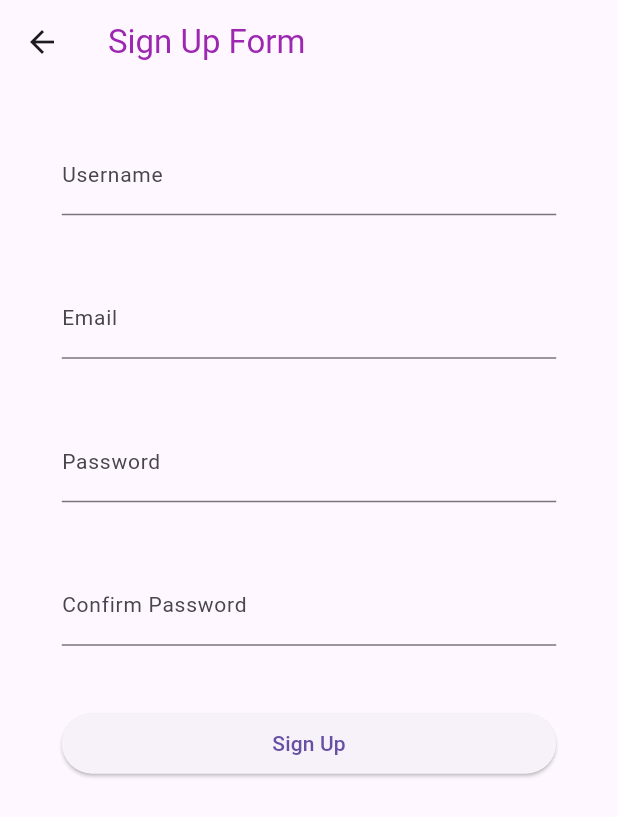
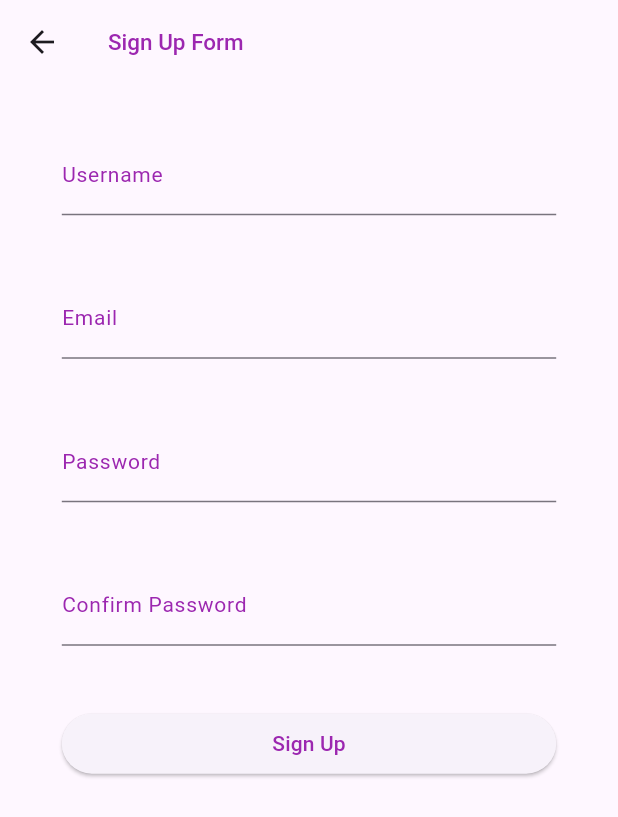
Before and after one commit to isra-khan/pokedexapp, a Flutter app: the screen it shows after launch, after a tap on "Sign Up", on a phone screen of 412 x 824 dp. Shown: the top 817 px of the screen. Run offline on Flutter 3.47's test engine with Material 3 defaults, Android fonts, the phone set to English and light mode, and no system bars; drawn by our look-alikes of flutter_form_builder; our stand-ins replace bloc, equatable, firebase_auth, firebase_core, flutter_bloc, fluttertoast and 2 more; accounts and stored records are empty; network calls fail.

Commit message:
push code

```diff
--- a/lib/screens/login_screen.dart
+++ b/lib/screens/login_screen.dart
@@ -1,5 +1,6 @@
 import 'package:flutter/material.dart';
 import 'package:flutter_form_builder/flutter_form_builder.dart';
+import 'package:pokedex/constant/color.dart';
 import 'package:pokedex/screens/sign_up_screen.dart';
 import 'package:flutter_bloc/flutter_bloc.dart';
 import '../cubit/auth_cubit.dart';
@@ -21,6 +22,13 @@ class LoginForm extends StatelessWidget {
 
   Widget build(BuildContext context) {
     return Scaffold(
+      appBar: AppBar(
+        title: Text(
+          'Login Form',
+          style: TextStyle(
+              fontSize: 15, fontWeight: FontWeight.w500, color: textColor),
+        ),
+      ),
       body: FormBuilder(
         key: _formKey,
         child: Padding(
@@ -37,7 +45,9 @@ class LoginForm extends StatelessWidget {
                   controller: _emailController,
                   name: 'email',
                   decoration: InputDecoration(
-                      labelText: 'Email', labelStyle: TextStyle(fontSize: 14)),
+                    labelText: 'Email',
+                    labelStyle: TextStyle(fontSize: 14, color: textColor),
+                  ),
                   validator: FormBuilderValidators.compose([
                     FormBuilderValidators.required(),
                     FormBuilderValidators.email(),
@@ -49,7 +59,7 @@ class LoginForm extends StatelessWidget {
                   name: 'password',
                   decoration: InputDecoration(
                       labelText: 'Password',
-                      labelStyle: TextStyle(fontSize: 14)),
+                      labelStyle: TextStyle(fontSize: 14, color: textColor)),
                   obscureText: true,
                   validator: FormBuilderValidators.compose([
                     FormBuilderValidators.required(),
@@ -63,7 +73,10 @@ class LoginForm extends StatelessWidget {
                     onPressed: () {
                       _submitForm(context);
                     },
-                    child: Text('Login'),
+                    child: Text(
+                      'Login',
+                      style: TextStyle(color: textColor),
+                    ),
                   ),
                 ),
                 SizedBox(height: MediaQuery.of(context).size.height * 0.02),
@@ -76,7 +89,8 @@ class LoginForm extends StatelessWidget {
                             MaterialPageRoute(
                                 builder: (context) => SignUpForm()));
                       },
-                      child: Text('Sign Up'),
+                      child:
+                          Text('Sign Up', style: TextStyle(color: textColor)),
                     )),
               ],
             ),
--- a/lib/screens/sign_up_screen.dart
+++ b/lib/screens/sign_up_screen.dart
@@ -24,98 +24,6 @@ class SignUpForm extends StatelessWidget {
         formData['password'] as String,
       );
     }
-  }
-
-  @override
-  Widget build(BuildContext context) {
-    return Scaffold(
-      appBar: AppBar(
-        title: Text(
-          'Sign Up Form',
-          style: TextStyle(color: textColor),
-        ),
-      ),
-      body: FormBuilder(
-        autovalidateMode: AutovalidateMode.onUserInteraction,
-        key: _formKey,
-        child: Padding(
-          padding: EdgeInsets.symmetric(
-              horizontal: MediaQuery.of(context).size.width * 0.1),
-          child: SingleChildScrollView(
-            child: Column(
-              children: [
-                SizedBox(height: MediaQuery.of(context).size.height * 0.04),
-                FormBuilderTextField(
-                  name: 'username',
-                  controller: _usernnameController,
-                  decoration: InputDecoration(
-                      labelText: 'Username',
-                      labelStyle: TextStyle(fontSize: 14)),
-                  validator: FormBuilderValidators.compose([
-                    (value) {
-                      // Validate that the input only contains alphabets and spaces
-                      if (value != null &&
-                          !RegExp(r'^[a-zA-Z\s]+$').hasMatch(value)) {
-                        return 'Please enter only alphabets and spaces';
-                      }
-                      return null;
-                    },
-                  ]),
-                ),
-                SizedBox(height: MediaQuery.of(context).size.height * 0.05),
-                FormBuilderTextField(
-                  name: 'email',
-                  controller: _emailController,
-                  validator: FormBuilderValidators.compose([
-                    FormBuilderValidators.required(),
-                    FormBuilderValidators.email(),
-                  ]),
-                  decoration: InputDecoration(
-                      labelText: 'Email', labelStyle: TextStyle(fontSize: 14)),
-                ),
-                SizedBox(height: MediaQuery.of(context).size.height * 0.05),
-                FormBuilderTextField(
-                  name: 'password',
-                  controller: _passwordController,
-                  decoration: InputDecoration(
-                      labelText: 'Password',
-                      labelStyle: TextStyle(fontSize: 14)),
-                  obscureText: true,
-                  validator: FormBuilderValidators.compose([
-                    FormBuilderValidators.required(),
-                    _passwordValidator,
-                  ]),
-                ),
-                SizedBox(height: MediaQuery.of(context).size.height * 0.05),
-                FormBuilderTextField(
-                  name: 'confirm_password',
-                  controller: _confirmPasswordController,
-                  decoration: InputDecoration(
-                      labelText: 'Confirm Password',
-                      labelStyle: TextStyle(fontSize: 14)),
-                  obscureText: true,
-                  validator: FormBuilderValidators.compose([
-                    FormBuilderValidators.required(),
-                  ]),
-                ),
-                SizedBox(height: MediaQuery.of(context).size.height * 0.05),
-                SizedBox(
-                  width: MediaQuery.of(context).size.width * 0.8,
-                  child: ElevatedButton(
-                    onPressed: () {
-                      //_signup(context);
-
-                      _signup(context);
-                    },
-                    child: Text('Sign Up'),
-                  ),
-                ),
-              ],
-            ),
-          ),
-        ),
-      ),
-    );
   }
 
   String? _passwordValidator(value) {
@@ -165,4 +73,101 @@ class SignUpForm extends StatelessWidget {
     // Name is valid
     return null;
   }
+
+  @override
+  Widget build(BuildContext context) {
+    return Scaffold(
+      appBar: AppBar(
+        title: Text(
+          'Sign Up Form',
+          style: TextStyle(
+            color: textColor,
+            fontSize: 15,
+            fontWeight: FontWeight.w500,
+          ),
+        ),
+      ),
+      body: FormBuilder(
+        autovalidateMode: AutovalidateMode.onUserInteraction,
+        key: _formKey,
+        child: Padding(
+          padding: EdgeInsets.symmetric(
+              horizontal: MediaQuery.of(context).size.width * 0.1),
+          child: SingleChildScrollView(
+            child: Column(
+              children: [
+                SizedBox(height: MediaQuery.of(context).size.height * 0.04),
+                FormBuilderTextField(
+                  name: 'username',
+                  controller: _usernnameController,
+                  decoration: InputDecoration(
+                      labelText: 'Username',
+                      labelStyle: TextStyle(fontSize: 14, color: textColor)),
+                  validator: FormBuilderValidators.compose([
+                    (value) {
+                      // Validate that the input only contains alphabets and spaces
+                      if (value != null &&
+                          !RegExp(r'^[a-zA-Z\s]+$').hasMatch(value)) {
+                        return 'Please enter only alphabets and spaces';
+                      }
+                      return null;
+                    },
+                  ]),
+                ),
+                SizedBox(height: MediaQuery.of(context).size.height * 0.05),
+                FormBuilderTextField(
+                  name: 'email',
+                  controller: _emailController,
+                  validator: FormBuilderValidators.compose([
+                    FormBuilderValidators.required(),
+                    FormBuilderValidators.email(),
+                  ]),
+                  decoration: InputDecoration(
+                      labelText: 'Email',
+                      labelStyle: TextStyle(fontSize: 14, color: textColor)),
+                ),
+                SizedBox(height: MediaQuery.of(context).size.height * 0.05),
+                FormBuilderTextField(
+                  name: 'password',
+                  controller: _passwordController,
+                  decoration: InputDecoration(
+                      labelText: 'Password',
+                      labelStyle: TextStyle(fontSize: 14, color: textColor)),
+                  obscureText: true,
+                  validator: FormBuilderValidators.compose([
+                    FormBuilderValidators.required(),
+                    _passwordValidator,
+                  ]),
+                ),
+                SizedBox(height: MediaQuery.of(context).size.height * 0.05),
+                FormBuilderTextField(
+                  name: 'confirm_password',
+                  controller: _confirmPasswordController,
+                  decoration: InputDecoration(
+                      labelText: 'Confirm Password',
+                      labelStyle: TextStyle(fontSize: 14, color: textColor)),
+                  obscureText: true,
+                  validator: FormBuilderValidators.compose([
+                    FormBuilderValidators.required(),
+                  ]),
+                ),
+                SizedBox(height: MediaQuery.of(context).size.height * 0.05),
+                SizedBox(
+                  width: MediaQuery.of(context).size.width * 0.8,
+                  child: ElevatedButton(
+                    onPressed: () {
+                      //_signup(context);
+
+                      _signup(context);
+                    },
+                    child: Text('Sign Up', style: TextStyle(color: textColor)),
+                  ),
+                ),
+              ],
+            ),
+          ),
+        ),
+      ),
+    );
+  }
 }
```
Also changed, not shown: lib/cubit/auth_cubit.dart (+5 -3 lines), lib/cubit/favourite_cubit.dart (+3 -5 lines), lib/screens/favourite_screen.dart (+6 -1 lines), lib/screens/homescreen.dart (deleted, +0 -24 lines), lib/screens/pokemon_screen.dart (+8 -5 lines).
